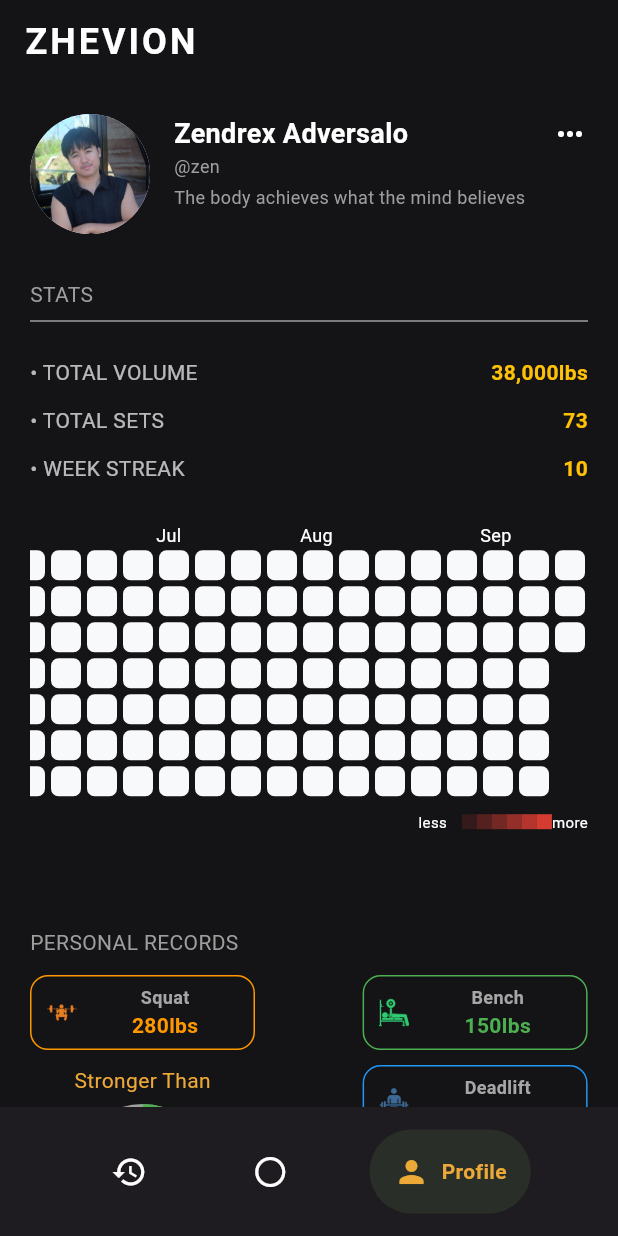
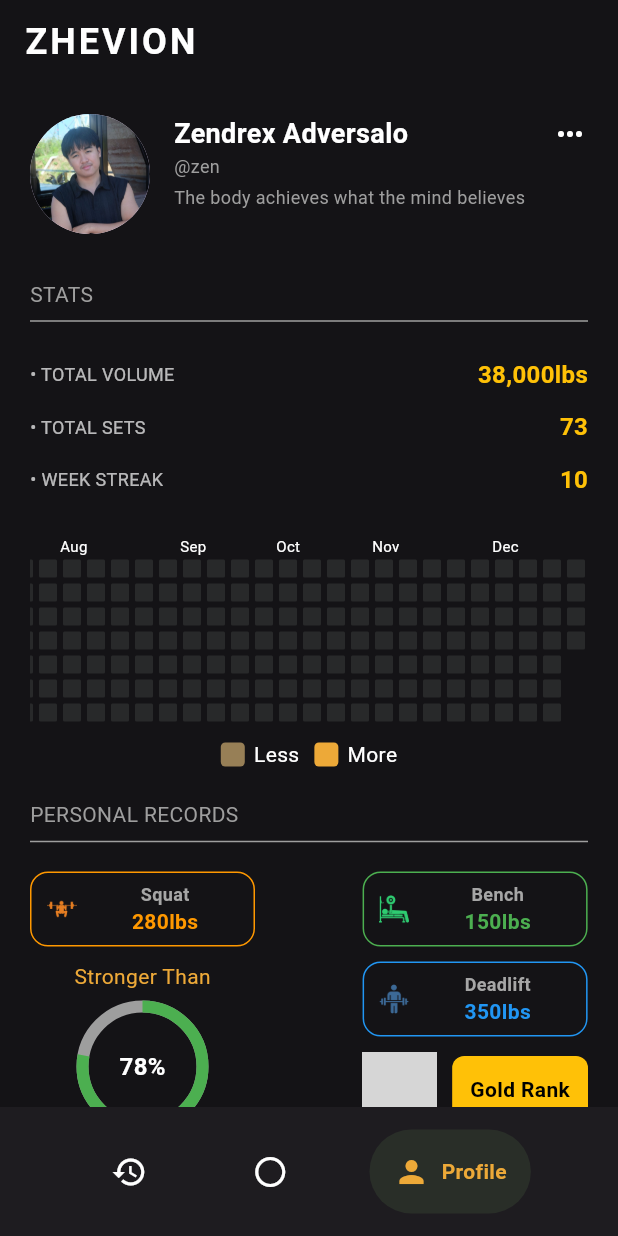
Before and after one commit to zendrexx/workout_app, a Flutter app: the screen it shows after launch, item 3 of the bottom bar chosen, on a phone screen of 412 x 824 dp. Run offline on Flutter 3.47's test engine with Material 3 defaults, Android fonts, the phone set to English and light mode, and no system bars; drawn by our look-alikes of flutter_heatmap_calendar, google_nav_bar; grey boxes are pictures that could not be loaded.

Commit message:
with heatmap

```diff
--- a/client/lib/features/profile/profile_page.dart
+++ b/client/lib/features/profile/profile_page.dart
@@ -94,12 +94,39 @@ class ProfilePage extends StatelessWidget {
           const SizedBox(height: 20),
 
           // Calendar Heatmap placeholder
-          Container(height: 250, child: HeatmapWidget()),
-
+          HeatmapWidget(),
+          SizedBox(height: 10),
+          Row(
+            mainAxisAlignment: MainAxisAlignment.center,
+            children: [
+              Container(
+                width: 16,
+                height: 16,
+                decoration: BoxDecoration(
+                  color: Color(0xff977F56),
+                  borderRadius: BorderRadius.circular(3),
+                ),
+              ),
+              const SizedBox(width: 6),
+              Text("Less"),
+              SizedBox(width: 10),
+              Container(
+                width: 16,
+                height: 16,
+                decoration: BoxDecoration(
+                  color: Color(0xffEDA938),
+                  borderRadius: BorderRadius.circular(3),
+                ),
+              ),
+              const SizedBox(width: 6),
+              Text("More"),
+            ],
+          ),
           const SizedBox(height: 20),
 
           // Personal Records
           const Text("PERSONAL RECORDS", style: TextStyle(color: Colors.grey)),
+          const Divider(color: Colors.grey),
           const SizedBox(height: 12),
           Row(
             crossAxisAlignment: CrossAxisAlignment.start,
--- a/client/lib/features/profile/widgets/heatmap_widget.dart
+++ b/client/lib/features/profile/widgets/heatmap_widget.dart
@@ -13,20 +13,21 @@ class _HeatmapWidgetState extends State<HeatmapWidget> {
   Widget build(BuildContext context) {
     return HeatMap(
       scrollable: true,
+      showColorTip: false,
+      size: 12,
+      fontSize: 10,
+      borderRadius: 1,
+
+      defaultColor: Color(0xff28292A),
       datasets: {
         DateTime(2025, 1, 1): 5,
         DateTime(2025, 1, 2): 3,
         DateTime(2025, 1, 3): 1,
         DateTime(2025, 1, 4): 4,
       },
-
-      colorsets: {
-        1: Colors.red,
-        2: Colors.orange,
-        3: Colors.yellow,
-        4: Colors.green,
-        5: Colors.blue,
-      },
+      startDate: DateTime(2025, 1, 5),
+      endDate: DateTime(2025, 12, 31),
+      colorsets: {1: Color(0xffEDA938), 2: Color(0xff977F56)},
     );
   }
 }
--- a/client/lib/features/profile/widgets/stat_row_widget.dart
+++ b/client/lib/features/profile/widgets/stat_row_widget.dart
@@ -11,12 +11,16 @@ class StatRowWidget extends StatelessWidget {
       child: Row(
         mainAxisAlignment: MainAxisAlignment.spaceBetween,
         children: [
-          Text("• $title", style: const TextStyle(color: Colors.white70)),
+          Text(
+            "• $title",
+            style: const TextStyle(color: Colors.white70, fontSize: 12),
+          ),
           Text(
             value,
             style: const TextStyle(
               color: Colors.amber,
               fontWeight: FontWeight.bold,
+              fontSize: 16,
             ),
           ),
         ],
```
